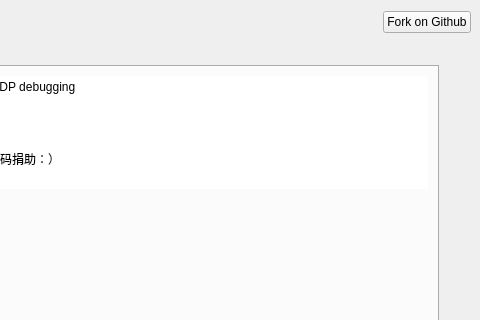
This is resource/ui/main_window.ui in uname/PySockDebuger as Qt 5 draws it before an edit; both pictures show x 464 to 944 and y 0 to 320 of the 944 by 587 pixel window. The edited form follows.
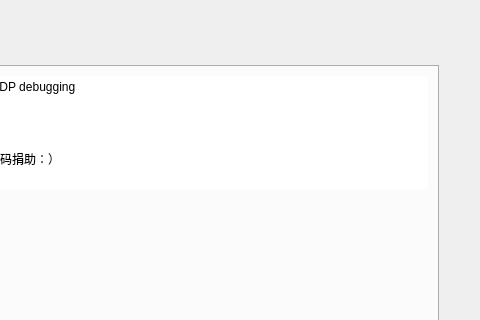
This is the edited form. Custom widgets are drawn as their Qt base class.

Commit message: update github button ui

What changed in the file:
```diff
--- a/resource/ui/main_window.ui
+++ b/resource/ui/main_window.ui
@@ -163,11 +163,20 @@
         <property name="maximumSize">
          <size>
           <width>121</width>
-          <height>16777215</height>
+          <height>23</height>
          </size>
         </property>
         <property name="text">
-         <string>Fork on Github</string>
+         <string/>
+        </property>
+        <property name="iconSize">
+         <size>
+          <width>80</width>
+          <height>16</height>
+         </size>
+        </property>
+        <property name="flat">
+         <bool>true</bool>
         </property>
        </widget>
       </item>
```
Left out of the diff: 3 changed lines with no effect on the pictures. The commit also changes 7 other files.
